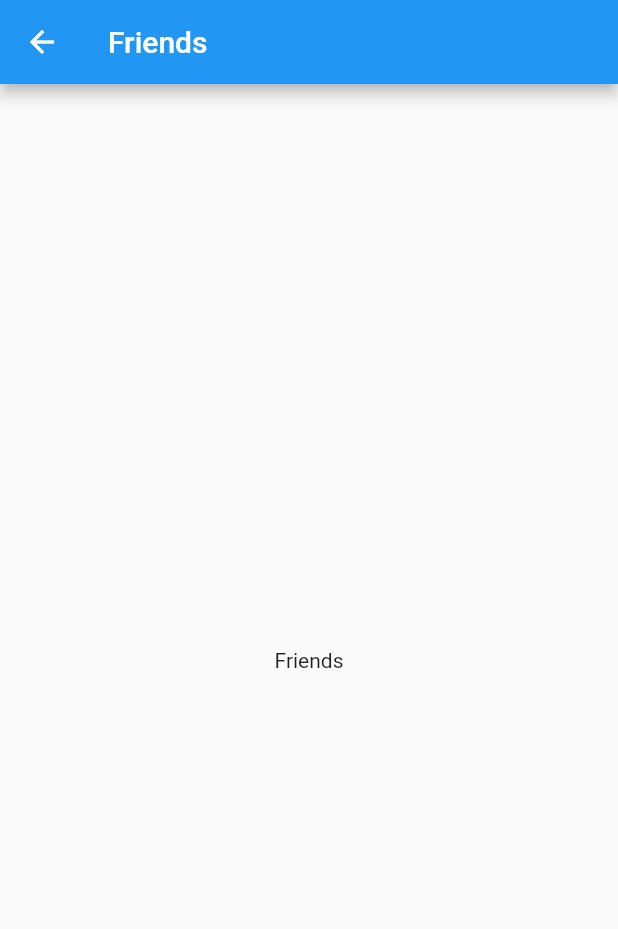
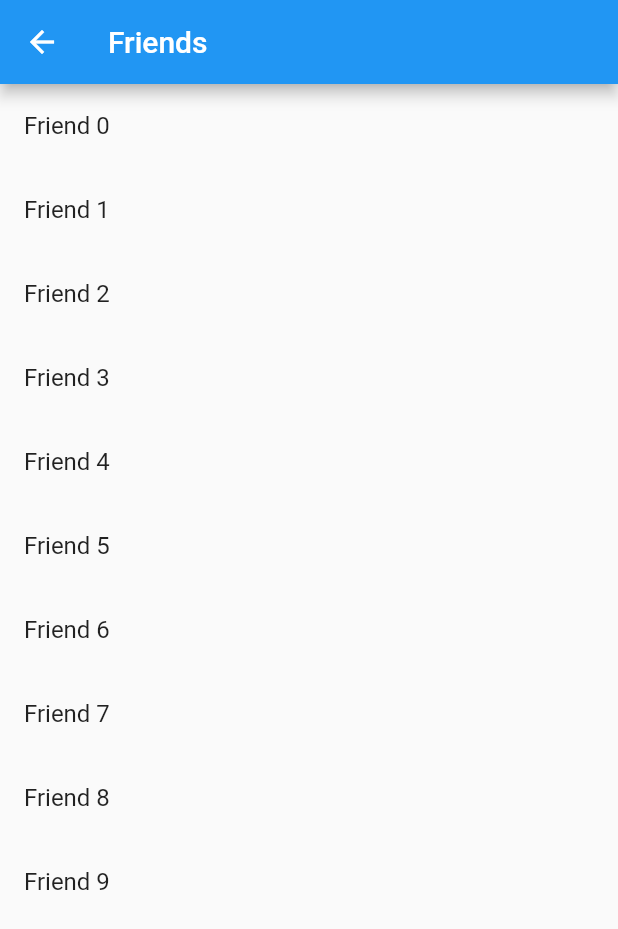
Before and after one commit to brookesb91/custom_router, a Flutter app: the screen it shows after launch, after a tap on "Go to Friends", on a phone screen of 412 x 824 dp. Shown: the top 929 px of the screen. Run offline on Flutter 3.47's test engine with Material 2 defaults, Android fonts, the phone set to English and light mode, and no system bars.

Commit message:
:construction: Add demo - fixes

```diff
--- a/demo/lib/main.dart
+++ b/demo/lib/main.dart
@@ -8,6 +8,8 @@ void main() {
   runApp(const MyApp());
 }
 
+/// Create an instance of `CustomRouter` and
+/// define your routes.
 final router = CustomRouter(
   {
     '/': HomePage.route,
--- a/demo/lib/pages/friends_page.dart
+++ b/demo/lib/pages/friends_page.dart
@@ -1,3 +1,4 @@
+import 'package:custom_router/widgets/router_link.dart';
 import 'package:flutter/material.dart';
 
 class FriendsPage extends StatelessWidget {
@@ -13,8 +14,20 @@ class FriendsPage extends StatelessWidget {
       appBar: AppBar(
         title: const Text('Friends'),
       ),
-      body: const Center(
-        child: Text('Friends'),
+      body: ListView.builder(
+        itemCount: 10,
+        itemBuilder: (context, index) {
+          return RouterLink(
+            '/profile',
+            queryParameters: {'profileId': '$index'},
+            builder: (context, go) {
+              return ListTile(
+                title: Text('Friend $index'),
+                onTap: go,
+              );
+            },
+          );
+        },
       ),
     );
   }
--- a/lib/custom_route_parser.dart
+++ b/lib/custom_route_parser.dart
@@ -15,7 +15,9 @@ class CustomRouteParser
     final uri = Uri.parse(routeInformation.location ?? '/');
 
     final config = CustomRouteConfiguration(
-        path: uri.path, queryParameters: uri.queryParameters);
+        path: uri.path,
+        queryParameters:
+            uri.queryParameters.isEmpty ? null : uri.queryParameters);
 
     return SynchronousFuture(config);
   }
@@ -23,6 +25,9 @@ class CustomRouteParser
   @override
   RouteInformation restoreRouteInformation(
       CustomRouteConfiguration configuration) {
-    return RouteInformation(location: configuration.path);
+    final uri = Uri(
+        path: configuration.path,
+        queryParameters: configuration.queryParameters);
+    return RouteInformation(location: uri.toString());
   }
 }
--- a/lib/custom_router_delegate.dart
+++ b/lib/custom_router_delegate.dart
@@ -1,3 +1,5 @@
+import 'dart:developer';
+
 import 'package:custom_router/custom_route_configuration.dart';
 import 'package:custom_router/custom_router_state.dart';
 import 'package:flutter/foundation.dart';
@@ -54,7 +56,7 @@ class CustomRouterDelegate extends RouterDelegate<CustomRouteConfiguration>
   List<Page> getPages() {
     return _state.stack.map((config) {
       return MaterialPage(
-          key: ValueKey(config.path),
+          key: ValueKey('${config.path}${config.queryParameters}'),
           child: Builder(builder: routes[config.path]!));
     }).toList();
   }
--- a/lib/custom_router_state.dart
+++ b/lib/custom_router_state.dart
@@ -7,6 +7,11 @@ class CustomRouterState extends ChangeNotifier {
 
   List<CustomRouteConfiguration> _stack = [];
   List<CustomRouteConfiguration> get stack => _stack;
+
+  Map<String, String> get queryParameters =>
+      _stack.isEmpty ? {} : _stack.last.queryParameters!;
+
+  String get path => _stack.isEmpty ? '' : _stack.last.path;
 
   void navigate(String path, {Map<String, String>? queryParameters}) {
     _stack.add(CustomRouteConfiguration(
--- a/lib/widgets/router_link.dart
+++ b/lib/widgets/router_link.dart
@@ -15,11 +15,11 @@ class RouterLink extends StatelessWidget {
 
   @override
   Widget build(BuildContext context) {
-    final uri = Uri(path: path, queryParameters: queryParameters);
+    // final uri = Uri(path: path, queryParameters: queryParameters);
 
     return builder(context, () {
-      final name = uri.toString();
-      context.router.navigate(name);
+      // final name = uri.toString();
+      context.router.navigate(path, queryParameters: queryParameters);
     });
   }
 }
```
Also changed, not shown: demo/lib/pages/profile_page.dart (+19 -3 lines), 1 other file.
